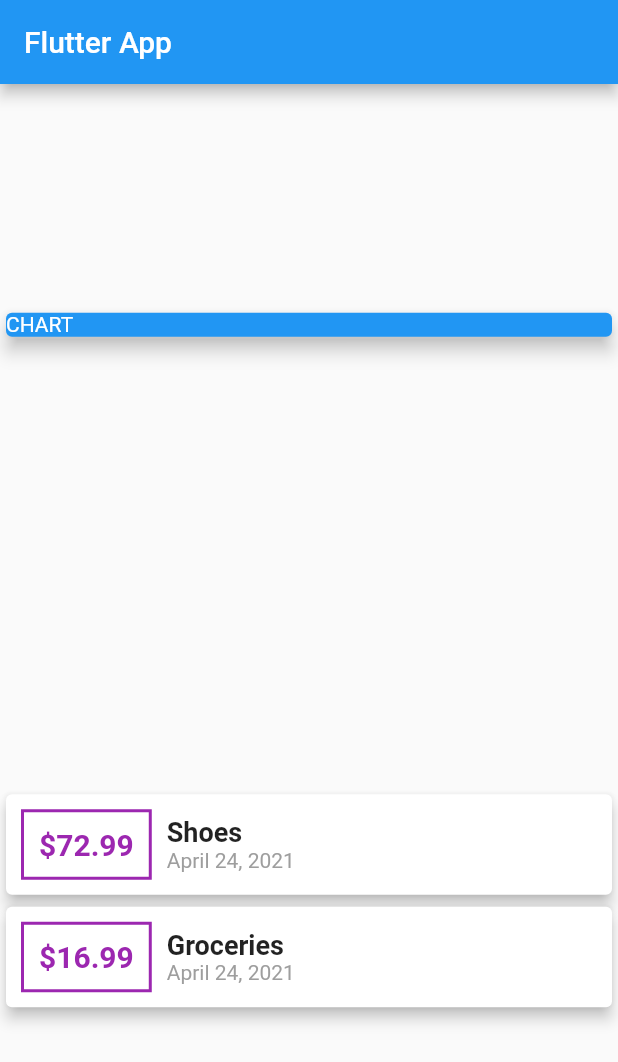
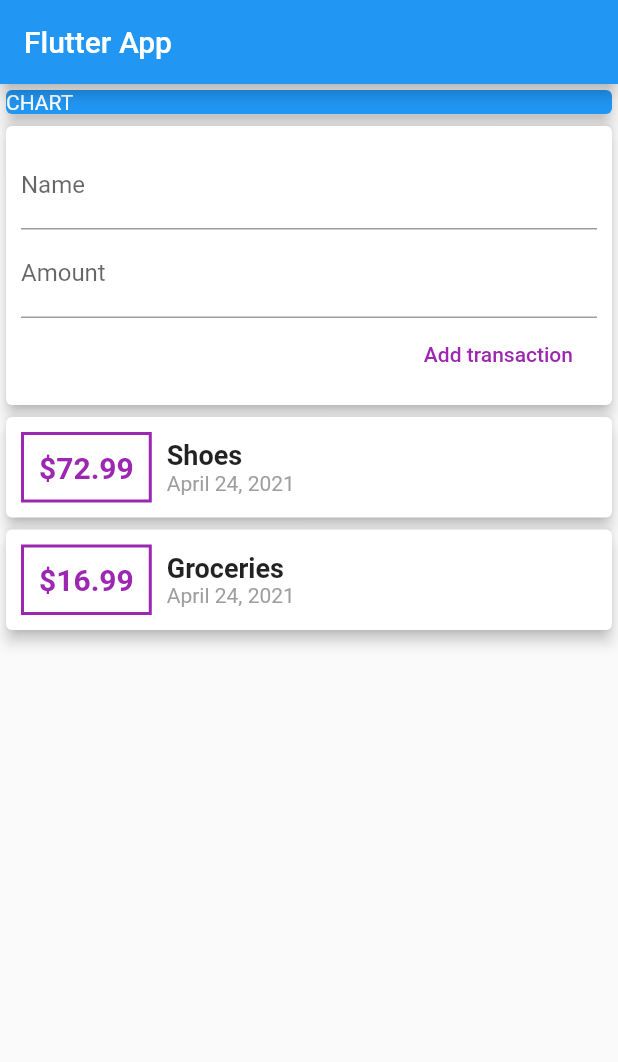
Before and after one commit to axe76/Flutter-Trials, a Flutter app: the screen it shows after launch, on a phone screen of 412 x 824 dp. Shown: the top 1062 px of the screen. Run offline on Flutter 3.47's test engine with Material 2 defaults, Android fonts, the phone set to English and light mode, and no system bars.

Commit message:
Changed transaction list interface

```diff
--- a/expenses_app/lib/main.dart
+++ b/expenses_app/lib/main.dart
@@ -1,7 +1,7 @@
+import 'package:expenses_app/widgets/transaction_list.dart';
 import 'package:flutter/material.dart';
-import 'package:intl/intl.dart';
 
-import './transaction.dart';
+import 'widgets/user_transactions.dart';
 
 void main() {
   runApp(MyApp());
@@ -22,11 +22,6 @@ class MyApp extends StatelessWidget {
 }
 
 class MyHomePage extends StatelessWidget {
-  final List<Transaction> transactions = [
-    Transaction(id: "t1",cost: 72.99, date: DateTime.now(), name: "Shoes"),
-    Transaction(id: "t2",cost: 16.99, date: DateTime.now(), name: "Groceries"),
-  ];
-
 
   @override
   Widget build(BuildContext context){
@@ -34,8 +29,9 @@ class MyHomePage extends StatelessWidget {
       appBar: AppBar(
         title: Text("Flutter App"),
       ),
-      body: Column(
-        mainAxisAlignment: MainAxisAlignment.spaceAround,
+      body: SingleChildScrollView(child:
+      Column(
+        //mainAxisAlignment: MainAxisAlignment.spaceAround,
         crossAxisAlignment: CrossAxisAlignment.stretch,
         children: [
           Container(
@@ -45,36 +41,9 @@ class MyHomePage extends StatelessWidget {
               child: Text("CHART",style: TextStyle(color: Colors.white),),
               elevation: 5,),
           ),
-          Column(children: transactions.map((tx) {
-            return Card(
-              elevation: 4,
-              child: Row(
-              children: [
-                Container(
-                  margin: EdgeInsets.symmetric(horizontal: 10,vertical: 10),
-                  decoration: BoxDecoration(border: Border.all(color: Colors.purple, width: 2)),
-                  padding: EdgeInsets.all(10),
-                  child: Text(
-                    '\$${tx.cost}',
-                    style: TextStyle(
-                      fontWeight: FontWeight.bold,
-                      color: Colors.purple,
-                      fontSize: 20,
-                    ),),
-                ),
-                Column(
-                  crossAxisAlignment: CrossAxisAlignment.start,
-                  children: [
-                  Text(
-                    tx.name,
-                    style: TextStyle(fontSize: 18,fontWeight: FontWeight.bold),),
-                  Text(
-                    DateFormat.yMMMMd().format(tx.date),
-                    style: TextStyle(color: Colors.grey),)
-                ],)
-              ],),);
-          } ).toList(),)
+
+          UserTransactions(),
         ],)
-    );
+    ),);
   }
 }
--- /dev/null
+++ b/expenses_app/lib/widgets/new_transaction.dart
@@ -0,0 +1,29 @@
+import 'package:flutter/material.dart';
+
+class NewTransaction extends StatelessWidget {
+  final nameController = TextEditingController();
+  final costController = TextEditingController();
+  final Function addTx;
+
+  NewTransaction(this.addTx);
+
+
+  @override
+  Widget build(BuildContext context) {
+    return Card(
+            elevation: 4,
+            child: Container(
+            padding: EdgeInsets.all(10),
+            child:Column(
+            crossAxisAlignment: CrossAxisAlignment.end,
+            children: [
+              TextField(decoration: InputDecoration(labelText: "Name"),controller: nameController,),
+              TextField(decoration: InputDecoration(labelText: "Amount"),controller: costController,),
+              FlatButton(onPressed: (){
+                addTx(nameController.text,double.parse(costController.text));
+              }, child: Text("Add transaction",style: TextStyle(color: Colors.purple),))
+
+            ],),
+          ),);
+  }
+}
--- /dev/null
+++ b/expenses_app/lib/widgets/transaction_list.dart
@@ -0,0 +1,44 @@
+import 'package:expenses_app/models/transaction.dart';
+import 'package:flutter/material.dart';
+import 'package:intl/intl.dart';
+
+import '../models/transaction.dart';
+
+class TransactionList extends StatelessWidget {
+  final List<Transaction> transactions;
+
+  TransactionList(this.transactions);
+
+  @override
+  Widget build(BuildContext context) {
+    return Column(children: transactions.map((tx) {
+            return Card(
+              elevation: 4,
+              child: Row(
+              children: [
+                Container(
+                  margin: EdgeInsets.symmetric(horizontal: 10,vertical: 10),
+                  decoration: BoxDecoration(border: Border.all(color: Colors.purple, width: 2)),
+                  padding: EdgeInsets.all(10),
+                  child: Text(
+                    '\$${tx.cost}',
+                    style: TextStyle(
+                      fontWeight: FontWeight.bold,
+                      color: Colors.purple,
+                      fontSize: 20,
+                    ),),
+                ),
+                Column(
+                  crossAxisAlignment: CrossAxisAlignment.start,
+                  children: [
+                  Text(
+                    tx.name,
+                    style: TextStyle(fontSize: 18,fontWeight: FontWeight.bold),),
+                  Text(
+                    DateFormat.yMMMMd().format(tx.date),
+                    style: TextStyle(color: Colors.grey),)
+                ],)
+              ],),);
+          } ).toList(),);
+  }
+}
--- /dev/null
+++ b/expenses_app/lib/widgets/user_transactions.dart
@@ -0,0 +1,39 @@
+import 'package:flutter/material.dart';
+
+import '../models/transaction.dart';
+
+import './new_transaction.dart';
+import './transaction_list.dart';
+
+class UserTransactions extends StatefulWidget {
+  @override
+  _UserTransactionsState createState() => _UserTransactionsState();
+}
+
+class _UserTransactionsState extends State<UserTransactions> {
+
+  final List<Transaction> _usertransactions = [
+    Transaction(id: "t1",cost: 72.99, date: DateTime.now(), name: "Shoes"),
+    Transaction(id: "t2",cost: 16.99, date: DateTime.now(), name: "Groceries"),
+  ];
+
+ void _addTransaction(String txname, double txamount){
+  final newTx = Transaction(cost: txamount,name: txname,date: DateTime.now(),id: DateTime.now().toString());
+
+  setState(() {
+    _usertransactions.add(newTx);
+  });
+ }
+
+
+  @override
+  Widget build(BuildContext context) {
+    return Column(
+      children: [
+        NewTransaction(_addTransaction),
+        TransactionList(_usertransactions),
+      ],
+
+    );
+  }
+}
```
Also changed, not shown: expenses_app/lib/models/transaction.dart (renamed from expenses_app/lib/transaction.dart).
